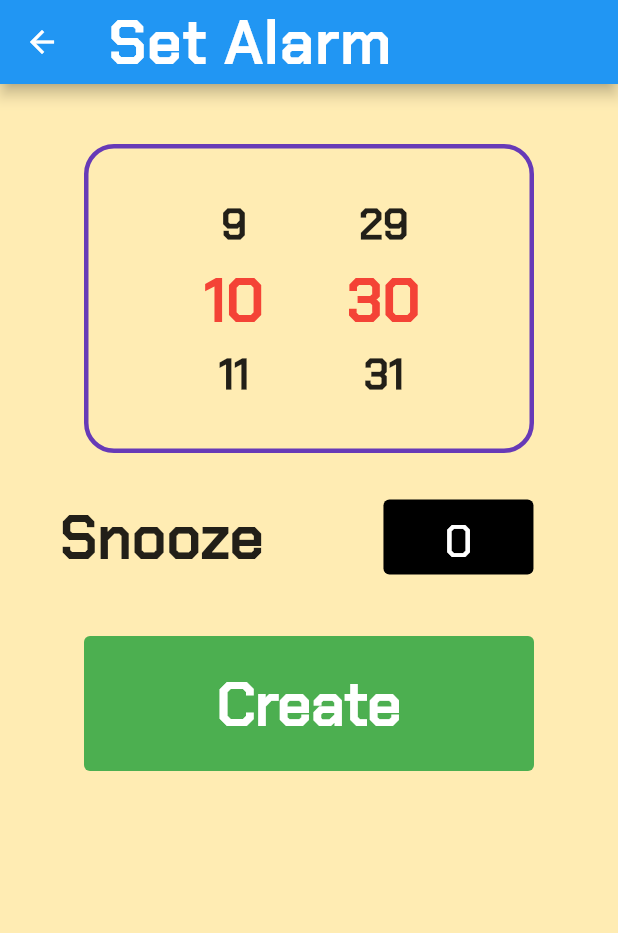
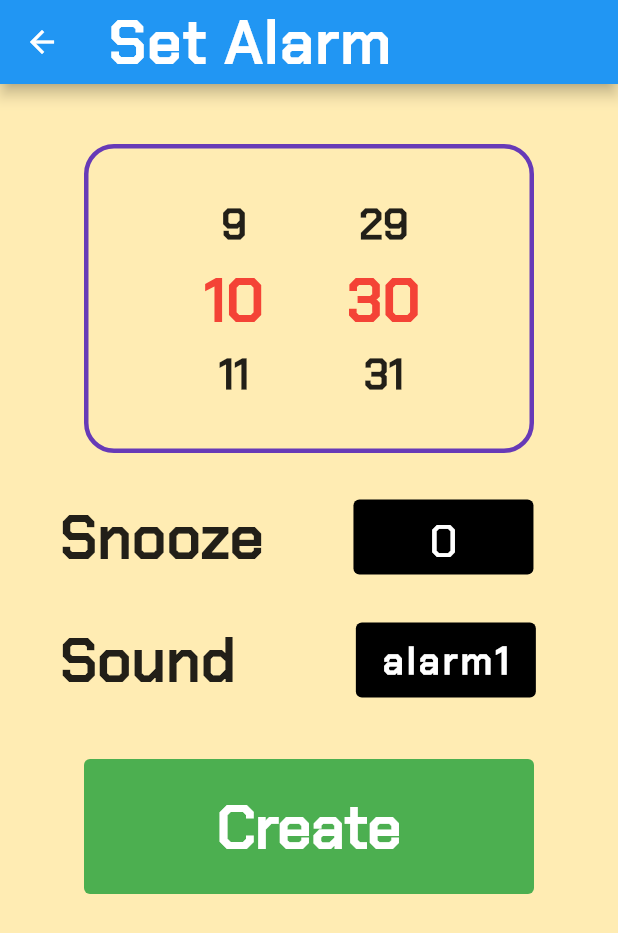
Before and after one commit to glorasika/alarm_snooze, a Flutter app: the SetAlarmScreen screen opened directly, on a phone screen of 412 x 824 dp. Shown: the top 933 px of the screen. Run offline on Flutter 3.47's test engine with Material 2 defaults, Android fonts, the light colour scheme and no system bars; drawn by our look-alikes of numberpicker; our stand-ins replace audioplayers, shared_preferences; accounts and stored records are empty.

Commit message:
added feature to choose alarm sound

```diff
--- a/lib/home_screen.dart
+++ b/lib/home_screen.dart
@@ -17,12 +17,10 @@ class _HomeScreenState extends State<HomeScreen> {
   int _snoozeTime = 0;
   late final Future<SharedPreferences> _prefs = SharedPreferences.getInstance();
   List<String> _alarms = [];
-  // final List<String> _alarms = ['{"hour": "11", "minute": "12", "snooze": "0"}', '{"hour": "12", "minute": "13", "snooze": "0"}'];
 
   void _savedAlarms() async {
     final SharedPreferences prefs = await _prefs;
     prefs.setStringList('alarms', _alarms);
-    // print(int.parse(json.decode(prefs.getStringList('alarms')?[0] as String)['minute']));
   }
 
   void _addAlarm(hour, minute, snooze) async {
@@ -91,8 +89,6 @@ class _HomeScreenState extends State<HomeScreen> {
                   },
                 ),
               ),
-              Container(),
-              Container(),
             ],
           ),
         ),
--- a/lib/set_alarm_screen.dart
+++ b/lib/set_alarm_screen.dart
@@ -1,5 +1,6 @@
 import 'package:flutter/material.dart';
 import 'package:numberpicker/numberpicker.dart';
+import 'package:project1/alarm_sound_screen.dart';
 import 'package:project1/set_snooze_screen.dart';
 
 class SetAlarmScreen extends StatefulWidget {
@@ -10,9 +11,10 @@ class SetAlarmScreen extends StatefulWidget {
 }
 
 class _SetAlarmScreen extends State<SetAlarmScreen> {
-  String _snoozeTime = '0';
   int _currentHour = DateTime.now().hour;
   int _currentMinute = DateTime.now().minute;
+  String _snoozeTime = '0';
+  String _alarmSound = 'alarm1';
 
   @override
   Widget build(BuildContext context) {
@@ -36,8 +38,8 @@ class _SetAlarmScreen extends State<SetAlarmScreen> {
                   padding: const EdgeInsets.fromLTRB(47, 25, 47, 25),
                   width: 300,
                   decoration: BoxDecoration(
-                      // color: Colors.,
-                      border: Border.all(color: Colors.deepPurple, width: 3),
+                    // color: Colors.,
+                    border: Border.all(color: Colors.deepPurple, width: 3),
                     borderRadius: const BorderRadius.all(Radius.circular(20)),
                   ),
                   child: Row(
@@ -50,9 +52,12 @@ class _SetAlarmScreen extends State<SetAlarmScreen> {
                           step: 1,
                           infiniteLoop: true,
                           textStyle: const TextStyle(
-                              fontSize: 28, fontFamily: "Chakra", fontWeight: FontWeight.w700),
+                              fontSize: 28,
+                              fontFamily: "Chakra",
+                              fontWeight: FontWeight.w700),
                           selectedTextStyle: const TextStyle(
-                              fontSize: 40, fontFamily: "Chakra",
+                              fontSize: 40,
+                              fontFamily: "Chakra",
                               fontWeight: FontWeight.bold,
                               color: Colors.red),
                           onChanged: (value) =>
@@ -67,9 +72,12 @@ class _SetAlarmScreen extends State<SetAlarmScreen> {
                           step: 1,
                           infiniteLoop: true,
                           textStyle: const TextStyle(
-                              fontSize: 28, fontFamily: "Chakra", fontWeight: FontWeight.w700),
+                              fontSize: 28,
+                              fontFamily: "Chakra",
+                              fontWeight: FontWeight.w700),
                           selectedTextStyle: const TextStyle(
-                              fontSize: 40, fontFamily: "Chakra",
+                              fontSize: 40,
+                              fontFamily: "Chakra",
                               fontWeight: FontWeight.bold,
                               color: Colors.red),
                           onChanged: (value) =>
@@ -84,14 +92,17 @@ class _SetAlarmScreen extends State<SetAlarmScreen> {
                   child: Row(
                     children: <Widget>[
                       Container(
-                        margin: const EdgeInsets.fromLTRB(40, 0, 80, 0),
+                        margin: const EdgeInsets.fromLTRB(40, 0, 60, 0),
                         child: const Text(
                           "Snooze",
-                          style: TextStyle(fontSize: 40, fontFamily: "Chakra", fontWeight: FontWeight.bold),
+                          style: TextStyle(
+                              fontSize: 40,
+                              fontFamily: "Chakra",
+                              fontWeight: FontWeight.bold),
                         ),
                       ),
                       Container(
-                        width: 100,
+                        width: 120,
                         height: 50,
                         child: TextButton(
                           style: TextButton.styleFrom(
@@ -103,7 +114,8 @@ class _SetAlarmScreen extends State<SetAlarmScreen> {
                             Navigator.push(
                               context,
                               MaterialPageRoute(
-                                  builder: (context) => const SetSnoozeScreen()),
+                                  builder: (context) =>
+                                      const SetSnoozeScreen()),
                             ).then((value) {
                               if (value != null) {
                                 setState(() {
@@ -122,6 +134,53 @@ class _SetAlarmScreen extends State<SetAlarmScreen> {
                   ),
                 ),
                 Container(
+                  margin: const EdgeInsets.only(bottom: 30),
+                  child: Row(
+                    children: <Widget>[
+                      Container(
+                        margin: const EdgeInsets.fromLTRB(40, 0, 80, 0),
+                        child: const Text(
+                          "Sound",
+                          style: TextStyle(
+                              fontSize: 40,
+                              fontFamily: "Chakra",
+                              fontWeight: FontWeight.bold),
+                        ),
+                      ),
+                      Container(
+                        width: 120,
+                        height: 50,
+                        child: TextButton(
+                          style: TextButton.styleFrom(
+                            backgroundColor: Colors.black,
+                            foregroundColor: Colors.white,
+                          ),
+                          onPressed: () {
+                            print("will load alarm sound screen");
+                            Navigator.push(
+                              context,
+                              MaterialPageRoute(
+                                  builder: (context) =>
+                                      AlarmSoundScreen()),
+                            ).then((value) {
+                              setState(() {
+                                _alarmSound = value;
+                              });
+                            });
+                          },
+                          child: Text(
+                            _alarmSound,
+                            style: const TextStyle(
+                                fontSize: 25,
+                                fontFamily: "Chakra",
+                                fontWeight: FontWeight.bold, letterSpacing: 2),
+                          ),
+                        ),
+                      ),
+                    ],
+                  ),
+                ),
+                Container(
                   width: 300,
                   height: 90,
                   margin: const EdgeInsets.only(top: 10),
@@ -131,7 +190,8 @@ class _SetAlarmScreen extends State<SetAlarmScreen> {
                       foregroundColor: Colors.white,
                     ),
                     onPressed: () {
-                      Navigator.pop(context, [_currentHour, _currentMinute, _snoozeTime]);
+                      Navigator.pop(
+                          context, [_currentHour, _currentMinute, _snoozeTime]);
                     },
                     child: const Text(
                       "Create",
--- a/pubspec.yaml
+++ b/pubspec.yaml
@@ -21,6 +21,7 @@ dependencies:
   cupertino_icons: ^1.0.2
   numberpicker: ^2.1.1
   shared_preferences: ^2.0.17
+  audioplayers: ^3.0.0
 
 dev_dependencies:
   flutter_test:
@@ -43,6 +44,9 @@ flutter:
   # included with your application, so that you can use the icons in
   # the material Icons class.
   uses-material-design: true
+  assets:
+    - assets/sound/
+
   fonts:
     - family: Anton
       fonts:
```
Also changed, not shown: lib/alarm_sound_screen.dart (added, +249 -0 lines), pubspec.lock, 1 other file.
